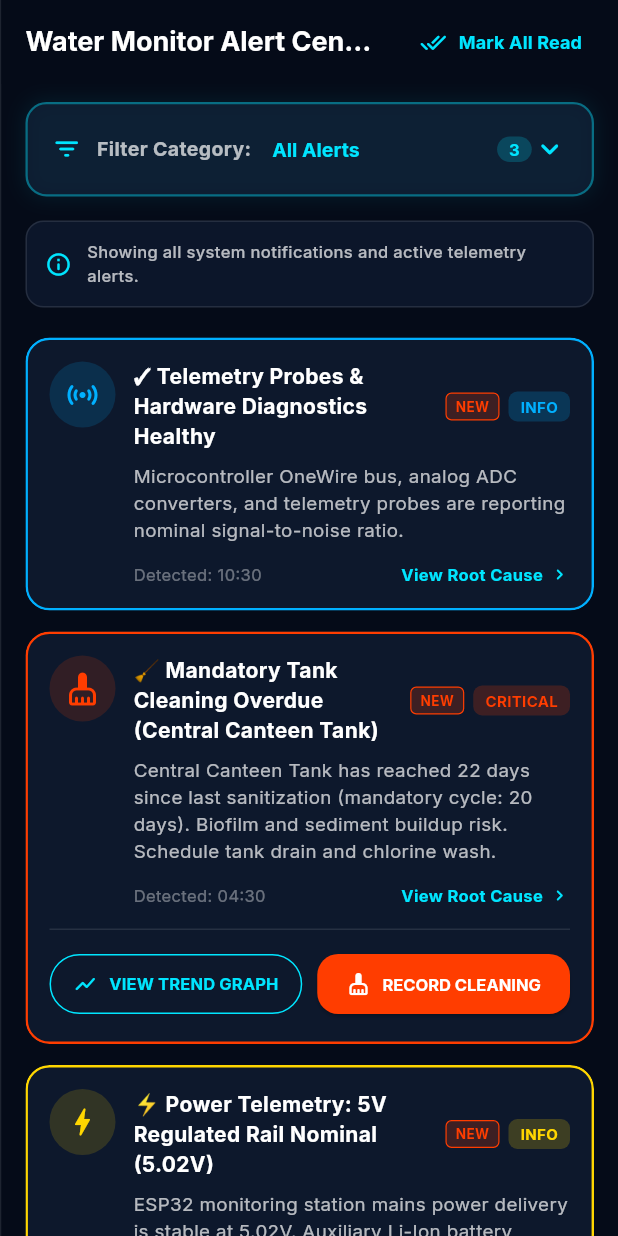
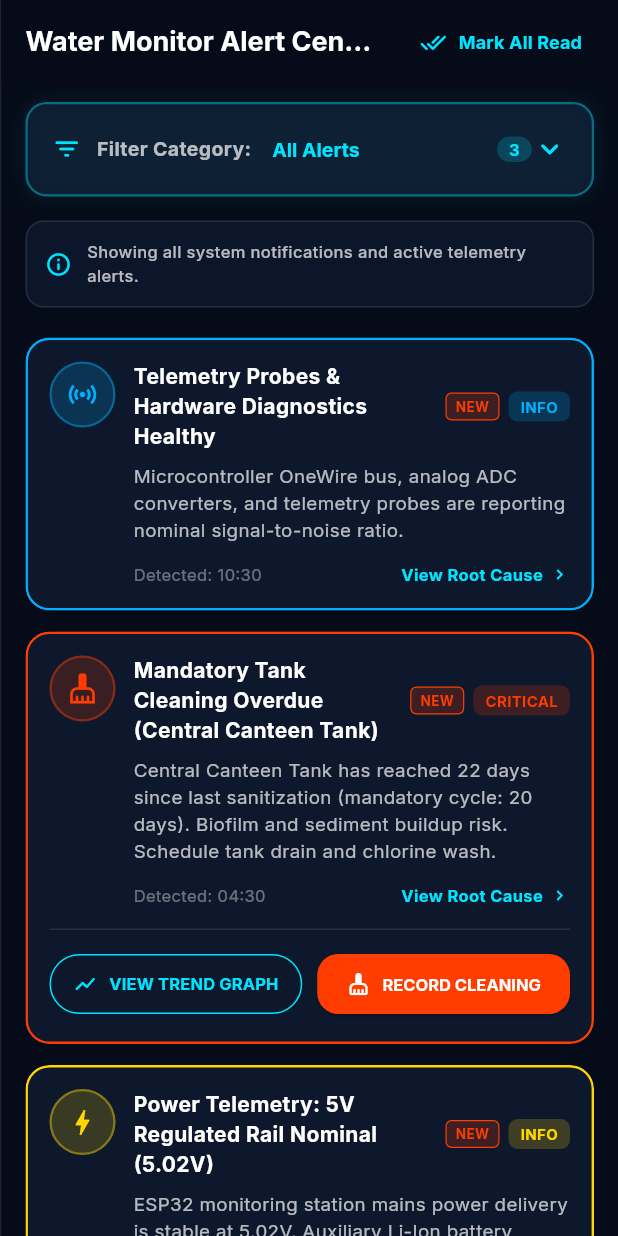
Before and after one commit to Vasundhra-06/smart-water-monitor, a Flutter app: the AlertsScreen screen opened by its route, on a phone screen of 412 x 824 dp. Run offline on Flutter 3.47's test engine with Material 3 defaults, Android fonts, the phone set to English and light mode, and no system bars; our stand-ins replace fl_chart, flutter_riverpod, go_router, google_fonts, shared_preferences; accounts and stored records are empty; network calls fail.

Commit message:
feat: complete alert system with crisp typography and preserved icon assets

```diff
--- a/lib/features/alerts/alerts_screen.dart
+++ b/lib/features/alerts/alerts_screen.dart
@@ -22,10 +22,10 @@
   final Map<String, String> _categoryExplanations = {
     'All': 'Showing all system notifications and active telemetry alerts.',
     'Unread': 'Showing unacknowledged alerts requiring technician or operator attention.',
-    'Critical': '🔴 Critical Alerts: Severe water safety failures (<50% index) or extreme chemical contamination risks.',
-    'Cleaning': '🧹 Cleaning Alerts: Overdue tank sanitization intervals (e.g. Canteen Tank) and sediment buildup notices.',
-    'Device': '📟 Device Alerts: Hardware diagnostic messages regarding sensor calibration, telemetry probe connectivity, or hardware errors.',
-    'Power': '⚡ Power Alerts: 5V power delivery rail status, mains connection, and auxiliary battery backup telemetry.',
+    'Critical': 'Critical Alerts: Severe water safety failures (<50% index) or extreme chemical contamination risks.',
+    'Cleaning': 'Cleaning Alerts: Overdue tank sanitization intervals (e.g. Canteen Tank) and sediment buildup notices.',
+    'Device': 'Device Alerts: Hardware diagnostic messages regarding sensor calibration, telemetry probe connectivity, or hardware errors.',
+    'Power': 'Power Alerts: 5V power delivery rail status, mains connection, and auxiliary battery backup telemetry.',
   };
 
   int _getCategoryCount(List<AlertItem> list, String cat) {
@@ -47,18 +47,19 @@
   }
 
   IconData _getCategoryIcon(String type, String severity) {
-    switch (type) {
-      case 'cleaning':
-        return Icons.cleaning_services_rounded;
-      case 'device':
-        return Icons.sensors_rounded;
-      case 'power':
-        return Icons.bolt_rounded;
-      case 'critical':
-        return Icons.error_outline_rounded;
-      default:
-        return severity == 'CRITICAL' ? Icons.error_outline_rounded : Icons.warning_amber_rounded;
+    if (type == 'cleaning') {
+      return Icons.cleaning_services;
     }
+    if (type == 'device') {
+      return Icons.sensors;
+    }
+    if (type == 'power') {
+      return Icons.bolt;
+    }
+    if (severity == 'CRITICAL' || type == 'critical') {
+      return Icons.error_outline;
+    }
+    return Icons.warning_amber_rounded;
   }
 
   @override
@@ -303,15 +304,18 @@
                 crossAxisAlignment: CrossAxisAlignment.start,
                 children: [
                   Container(
-                    padding: const EdgeInsets.all(10),
+                    width: 44,
+                    height: 44,
                     decoration: BoxDecoration(
-                      color: severityColor.withValues(alpha: 0.15),
+                      color: severityColor.withValues(alpha: 0.18),
                       shape: BoxShape.circle,
+                      border: Border.all(color: severityColor.withValues(alpha: 0.4), width: 1.5),
                     ),
+                    alignment: Alignment.center,
                     child: Icon(
                       _getCategoryIcon(alert.alertType, alert.severity),
                       color: severityColor,
-                      size: 24,
+                      size: 22,
                     ),
                   ),
                   const SizedBox(width: 12),
```
Also changed, not shown: lib/data/repositories/alert_repository.dart (+11 -11 lines), 5 other files.
